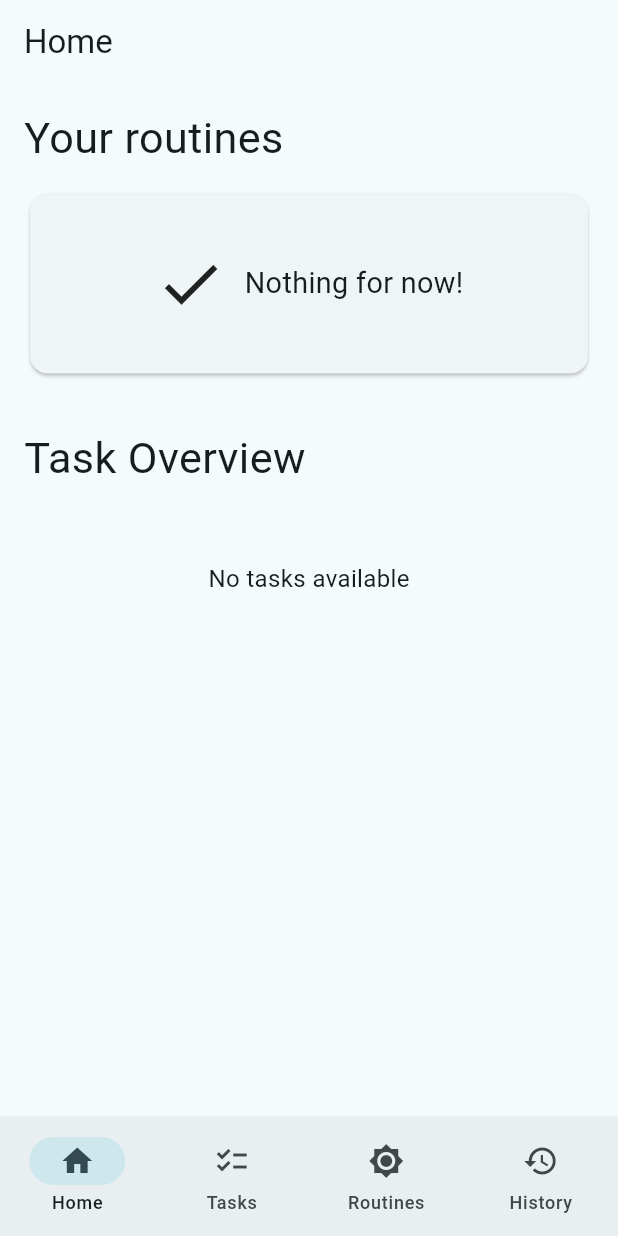
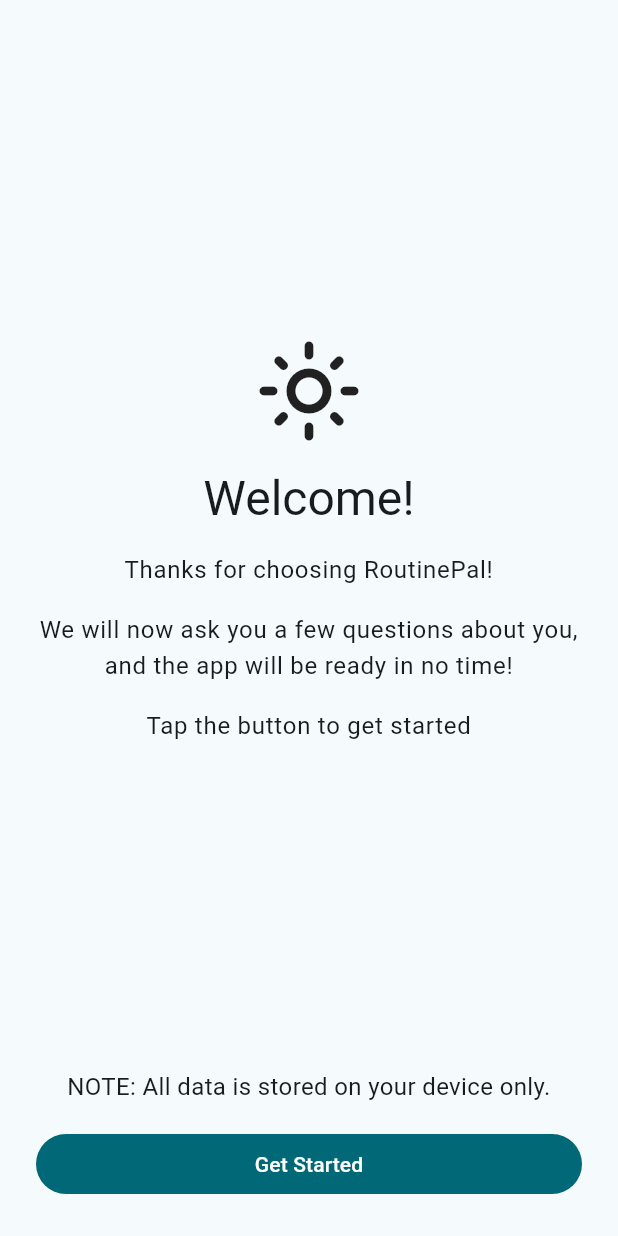
Before and after one commit to GabPSS/routinepal, a Flutter app: the screen it shows after launch, on a phone screen of 412 x 824 dp. Run offline on Flutter 3.47's test engine with Material 3 defaults, Android fonts, the phone set to English and light mode, and no system bars; our stand-ins replace bloc, equatable, flutter_bloc, sqflite; accounts and stored records are empty.

Commit message:
Restructured App initialization and started first time setup screen

```diff
--- /dev/null
+++ b/lib/src/app/app.dart
@@ -0,0 +1,49 @@
+import 'package:flutter/material.dart';
+import 'package:flutter_bloc/flutter_bloc.dart';
+import 'package:routinepal/src/app/bloc/app_bloc.dart';
+import 'package:routinepal/src/first_time_setup/view/setup_screen.dart';
+import 'package:routinepal/src/app/view/main_screen.dart';
+
+class App extends StatefulWidget {
+  const App({super.key});
+
+  @override
+  State<App> createState() => _AppState();
+}
+
+class _AppState extends State<App> {
+  @override
+  void initState() {
+    super.initState();
+    BlocProvider.of<AppBloc>(context).add(AppLoadRequested());
+  }
+
+  @override
+  Widget build(BuildContext context) {
+    return MaterialApp(
+      theme: ThemeData(
+          colorSchemeSeed: Colors.cyan,
+          textTheme: const TextTheme(
+            bodyMedium: TextStyle(fontSize: 16.0),
+          )),
+      darkTheme: ThemeData(
+        colorScheme: ColorScheme.fromSeed(
+          seedColor: const Color.fromARGB(255, 32, 0, 212),
+          brightness: Brightness.dark,
+        ),
+      ),
+      home: BlocBuilder<AppBloc, AppState>(
+        builder: (context, state) {
+          return switch (state) {
+            AppInitial() => const Scaffold(),
+            AppLoading() => const Scaffold(
+                body: Center(child: CircularProgressIndicator()),
+              ),
+            AppSetup() => const SetupScreen(),
+            AppReady() => const MainScreen()
+          };
+        },
+      ),
+    );
+  }
+}
--- /dev/null
+++ b/lib/src/app/bloc/app_bloc.dart
@@ -0,0 +1,41 @@
+import 'dart:developer';
+
+import 'package:bloc/bloc.dart';
+import 'package:meta/meta.dart';
+import 'package:routinepal/src/first_time_setup/model/first_time_setup_info.dart';
+import 'package:routinepal_manager/src/routinepal_manager.dart';
+
+part 'app_event.dart';
+part 'app_state.dart';
+
+class AppBloc extends Bloc<AppEvent, AppState> {
+  final RoutinepalManager manager;
+
+  AppBloc(this.manager) : super(AppInitial()) {
+    on<AppSetupFinished>((event, emit) async {
+      log("APP: Setup finished");
+      emit(AppLoading());
+      //TODO: Save setup info
+      await manager.reload();
+      emit(AppReady());
+    });
+
+    on<AppLoadRequested>((event, emit) async {
+      log("APP: Initial load requested");
+      emit(AppLoading());
+      await manager.init();
+      if (manager.isFirstSetup) {
+        emit(AppSetup());
+      } else {
+        emit(AppReady());
+      }
+    });
+
+    on<AppReloadRequested>((event, emit) async {
+      log("APP: Reload requested");
+      emit(AppLoading());
+      await manager.reload();
+      emit(AppReady());
+    });
+  }
+}
--- /dev/null
+++ b/lib/src/app/bloc/app_event.dart
@@ -0,0 +1,14 @@
+part of 'app_bloc.dart';
+
+@immutable
+sealed class AppEvent {}
+
+class AppLoadRequested extends AppEvent {}
+
+class AppReloadRequested extends AppEvent {}
+
+class AppSetupFinished extends AppEvent {
+  final FirstTimeSetupInfo setupInfo;
+
+  AppSetupFinished(this.setupInfo);
+}
--- /dev/null
+++ b/lib/src/app/bloc/app_state.dart
@@ -0,0 +1,12 @@
+part of 'app_bloc.dart';
+
+@immutable
+sealed class AppState {}
+
+final class AppInitial extends AppState {}
+
+final class AppLoading extends AppState {}
+
+final class AppSetup extends AppState {}
+
+final class AppReady extends AppState {}
--- a/lib/src/app/main_app.dart
+++ /dev/null
@@ -1,50 +0,0 @@
-import 'package:flutter/material.dart';
-import 'package:flutter_bloc/flutter_bloc.dart';
-import 'package:routinepal/src/routine_fulfillment/bloc/fulfillable_routines_bloc.dart';
-import 'package:routinepal/src/task_fulfillment/bloc/task_fulfillment_bloc.dart';
-import 'package:routinepal/src/task_overview/bloc/task_overview_bloc.dart';
-import 'package:routinepal/src/app/view/app_screen.dart';
-
-class MainApp extends StatefulWidget {
-  const MainApp({super.key});
-
-  @override
-  State<MainApp> createState() => _MainAppState();
-}
-
-class _MainAppState extends State<MainApp> {
-  @override
-  void initState() {
-    super.initState();
-    BlocProvider.of<FulfillableRoutinesBloc>(context)
-        .add(RoutineListRequested());
-    BlocProvider.of<TaskOverviewBloc>(context).add(TaskOverviewLoadRequested());
-  }
-
-  @override
-  Widget build(BuildContext context) {
-    return BlocListener<TaskFulfillmentBloc, TaskFulfillmentState>(
-      listener: (context, state) {
-        if (state is TaskFulfillmentRequestSuccessful) {
-          BlocProvider.of<TaskOverviewBloc>(context)
-              .add(TaskOverviewLoadRequested());
-        }
-      },
-      child: MaterialApp(
-        theme: ThemeData(
-            colorSchemeSeed: Colors.cyan,
-            textTheme: const TextTheme(
-              bodyMedium: TextStyle(fontSize: 16.0),
-            )),
-        darkTheme: ThemeData(
-          colorScheme: ColorScheme.fromSeed(
-            seedColor: const Color.fromARGB(255, 32, 0, 212),
-            brightness: Brightness.dark,
-          ),
-        ),
-        //TODO: Add first time setup screen
-        home: const AppScreen(),
-      ),
-    );
-  }
-}
--- a/lib/src/app/view/app_screen.dart
+++ b/lib/src/app/view/main_screen.dart
@@ -5,14 +5,14 @@
 import 'package:routinepal/src/app/view/navigation/task_creation_page.dart';
 import 'package:routinepal/src/app/view/navigation/tasks_page.dart';
 
-class AppScreen extends StatefulWidget {
-  const AppScreen({super.key});
+class MainScreen extends StatefulWidget {
+  const MainScreen({super.key});
 
   @override
-  State<AppScreen> createState() => _AppScreenState();
+  State<MainScreen> createState() => _MainScreenState();
 }
 
-class _AppScreenState extends State<AppScreen> {
+class _MainScreenState extends State<MainScreen> {
   static const destinations = [
     NavigationDestination(
       icon: Icon(Icons.home),
--- /dev/null
+++ b/lib/src/first_time_setup/model/first_time_setup_info.dart
@@ -0,0 +1,7 @@
+import 'package:flutter/material.dart';
+
+class FirstTimeSetupInfo {
+  String name = '';
+  TimeOfDay wakeUpTime = const TimeOfDay(hour: 6, minute: 0),
+      sleepTime = const TimeOfDay(hour: 23, minute: 0);
+}
--- /dev/null
+++ b/lib/src/first_time_setup/view/pages/welcome_page.dart
@@ -0,0 +1,53 @@
+import 'package:flutter/material.dart';
+
+class WelcomePage extends StatelessWidget {
+  final void Function() onNext;
+
+  const WelcomePage({required this.onNext, super.key});
+
+  @override
+  Widget build(BuildContext context) {
+    return Column(
+      mainAxisAlignment: MainAxisAlignment.center,
+      crossAxisAlignment: CrossAxisAlignment.center,
+      spacing: 16,
+      children: [
+        const Spacer(),
+        const Icon(Icons.light_mode_outlined, size: 72),
+        Text(
+          'Welcome!',
+          textAlign: TextAlign.center,
+          style: Theme.of(context).textTheme.headlineLarge,
+        ),
+        Text(
+          "Thanks for choosing RoutinePal!",
+          textAlign: TextAlign.center,
+          style: Theme.of(context).textTheme.bodyLarge,
+        ),
+        Text(
+          "We will now ask you a few questions about you, and the app will be ready in no time!",
+          textAlign: TextAlign.center,
+          style: Theme.of(context).textTheme.bodyLarge,
+        ),
+        Text(
+          "Tap the button to get started",
+          textAlign: TextAlign.center,
+          style: Theme.of(context).textTheme.bodyLarge,
+        ),
+        const Spacer(),
+        const Text(
+          "NOTE: All data is stored on your device only.",
+          textAlign: TextAlign.center,
+        ),
+        Row(
+          children: [
+            Expanded(
+              child: FilledButton(
+                  onPressed: onNext, child: const Text('Get Started')),
+            ),
+          ],
+        ),
+      ],
+    );
+  }
+}
--- /dev/null
+++ b/lib/src/first_time_setup/view/setup_screen.dart
@@ -0,0 +1,86 @@
+import 'package:flutter/material.dart';
+import 'package:flutter_bloc/flutter_bloc.dart';
+import 'package:routinepal/src/app/bloc/app_bloc.dart';
+import 'package:routinepal/src/app/view/main_screen.dart';
+import 'package:routinepal/src/first_time_setup/model/first_time_setup_info.dart';
+import 'package:routinepal/src/first_time_setup/view/pages/name_page.dart';
+import 'package:routinepal/src/first_time_setup/view/pages/sleep_cycle_page.dart';
+import 'package:routinepal/src/first_time_setup/view/pages/thank_you_page.dart';
+import 'package:routinepal/src/first_time_setup/view/pages/welcome_page.dart';
+
+class SetupScreen extends StatefulWidget {
+  const SetupScreen({super.key});
+
+  @override
+  State<SetupScreen> createState() => _SetupScreenState();
+}
+
+class _SetupScreenState extends State<SetupScreen> {
+  int _currentPage = 0;
+  static const int _maxPages = 3;
+  final FirstTimeSetupInfo _setupInfo = FirstTimeSetupInfo();
+
+  @override
+  Widget build(BuildContext context) {
+    return Scaffold(
+      appBar: _currentPage != 0
+          ? AppBar(
+              centerTitle: true,
+              title: SizedBox(
+                width: 200,
+                child: LinearProgressIndicator(
+                  value: _currentPage / _maxPages,
+                ),
+              ),
+            )
+          : null,
+      body: PopScope(
+        canPop: _currentPage == 0,
+        onPopInvokedWithResult: (didPop, result) {
+          setState(() {
+            if (_currentPage > 0) _currentPage--;
+          });
+        },
+        child: Padding(
+          padding: const EdgeInsets.all(24.0),
+          child: Row(
+            children: [
+              Expanded(
+                child: switch (_currentPage) {
+                  0 => WelcomePage(onNext: _nextPage),
+                  1 => NamePage(
+                      initialName: _setupInfo.name,
+                      onNext: (name) {
+                        _setupInfo.name = name;
+                        _nextPage();
+                      },
+                    ),
+                  2 => SleepCyclePage(
+                      initialSleepTime: _setupInfo.sleepTime,
+                      initialWakeUpTime: _setupInfo.wakeUpTime,
+                      onNext: (wakeUpTime, sleepTime) {
+                        _setupInfo.wakeUpTime = wakeUpTime;
+                        _setupInfo.sleepTime = sleepTime;
+                        _nextPage();
+                      },
+                    ),
+                  _ => ThankYouPage(onNext: _finishSetup),
+                },
+              ),
+            ],
+          ),
+        ),
+      ),
+    );
+  }
+
+  void _nextPage() {
+    setState(() {
+      _currentPage++;
+    });
+  }
+
+  void _finishSetup() {
+    BlocProvider.of<AppBloc>(context).add(AppSetupFinished(_setupInfo));
+  }
+}
--- a/packages/routinepal_manager/lib/src/routinepal_manager.dart
+++ b/packages/routinepal_manager/lib/src/routinepal_manager.dart
@@ -18,6 +18,10 @@
 
   Future<void> init() async {
     await api.init();
+    await reload();
+  }
+
+  Future<void> reload() async {
     _userInfo = await api.getUserInfo();
   }
 
```
Also changed, not shown: lib/main.dart (+25 -3 lines), lib/src/first_time_setup/view/next_button.dart (added, +24 -0 lines), lib/src/first_time_setup/view/pages/name_page.dart (added, +72 -0 lines), lib/src/first_time_setup/view/pages/sleep_cycle_page.dart (added, +104 -0 lines), lib/src/first_time_setup/view/pages/thank_you_page.dart (added, +39 -0 lines).
